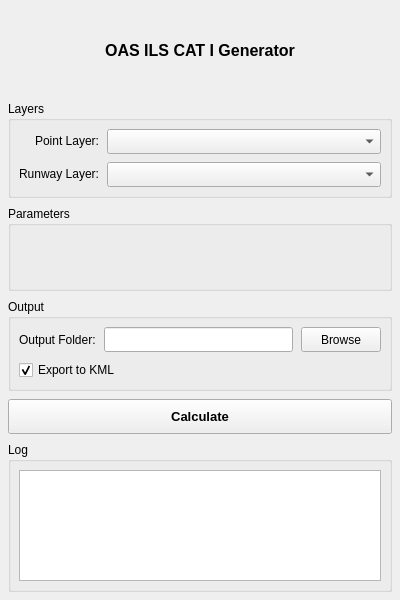
First picture: the form in Q_Pansopy/ui/ils/qpansopy_oas_ils_dockwidget.ui, repository FLYGHT7/qpansopy, before the edit.
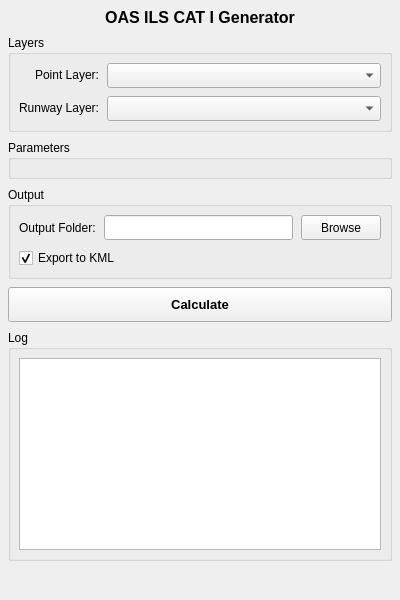
Second picture: the form after the edit. Custom widgets are drawn as their Qt base class.

What changed in the file:
```diff
--- a/Q_Pansopy/ui/ils/qpansopy_oas_ils_dockwidget.ui
+++ b/Q_Pansopy/ui/ils/qpansopy_oas_ils_dockwidget.ui
@@ -12,8 +12,8 @@
   </property>
   <property name="minimumSize">
    <size>
-    <width>400</width>
-    <height>450</height>
+        <width>0</width>
+        <height>0</height>
    </size>
   </property>
   <property name="windowTitle">
@@ -253,18 +253,18 @@
     </item>
     <item>
      <widget class="QGroupBox" name="logGroupBox">
+      <property name="sizePolicy">
+       <sizepolicy hsizetype="Preferred" vsizetype="Fixed">
+        <horstretch>0</horstretch>
+        <verstretch>0</verstretch>
+       </sizepolicy>
+      </property>
       <property name="title">
        <string>Log</string>
       </property>
-      <property name="maximumSize">
-       <size>
-        <width>16777215</width>
-        <height>150</height>
-       </size>
-      </property>
       <layout class="QVBoxLayout" name="verticalLayout_3">
        <property name="spacing">
-        <number>8</number>
+       <number>6</number>
        </property>
        <property name="leftMargin">
         <number>8</number>
@@ -280,11 +280,17 @@
        </property>
        <item>
         <widget class="QTextEdit" name="logTextEdit">
-         <property name="maximumSize">
-          <size>
-           <width>16777215</width>
-           <height>120</height>
-          </size>
+         <property name="sizePolicy">
+          <sizepolicy hsizetype="Expanding" vsizetype="Fixed">
+           <horstretch>0</horstretch>
+           <verstretch>0</verstretch>
+          </sizepolicy>
+         </property>
+         <property name="minimumHeight">
+          <number>70</number>
+         </property>
+         <property name="maximumHeight">
+          <number>140</number>
          </property>
          <property name="readOnly">
           <bool>true</bool>
@@ -294,6 +300,19 @@
       </layout>
      </widget>
     </item>
+    <item>
+     <spacer name="verticalSpacer">
+      <property name="orientation">
+       <enum>Qt::Vertical</enum>
+      </property>
+      <property name="sizeHint" stdset="0">
+       <size>
+      <width>20</width>
+      <height>20</height>
+       </size>
+      </property>
+     </spacer>
+    </item>
    </layout>
   </widget>
  </widget>
```
Lines whose indentation alone changed are shown as unchanged.
